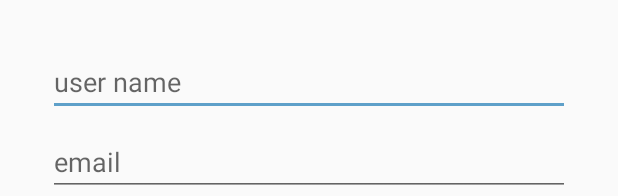
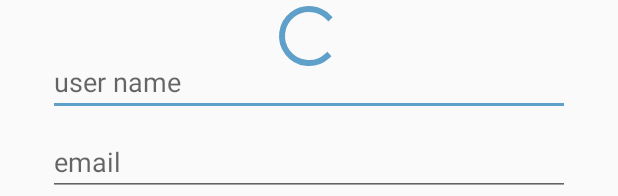
Before and after one commit to togahepi/Smash, an Android app: the layout activity_create_user_data.xml on its own in the app's theme, with its tools: preview values and no code run, on a phone screen of 412 x 824 dp. Shown: the top 196 px of the screen. Run offline under Robolectric (Android 15) with nearby library versions, the phone set to English and light mode, and no system bars.

```diff
--- a/app/src/main/java/com/example/togahepi/smack/Utilities/Constants.kt
+++ b/app/src/main/java/com/example/togahepi/smack/Utilities/Constants.kt
@@ -5,3 +5,6 @@ const val BASE_URL = "https://chemgiochembao.herokuapp.com/v1/"
 const val URL_REGISTER = "${BASE_URL}account/register"
 const val URL_LOGIN = "${BASE_URL}account/login"
 const val URL_CREAT_USER = "${BASE_URL}user/add"
+
+//Broadcast constants
+const val BROADCAST_USER_DATA_CHANGE = "BROADCAST_USER_DATA_CHANGE"
--- a/app/src/main/res/layout/activity_create_user_data.xml
+++ b/app/src/main/res/layout/activity_create_user_data.xml
@@ -72,4 +72,11 @@
             android:layout_marginStart="32dp" android:layout_marginEnd="32dp" android:textColor="@android:color/white"
             android:background="@color/colorPrimary" android:id="@+id/createUserBtn"
             android:onClick="createUserClicked"/>
+    <ProgressBar
+            style="?android:attr/progressBarStyle"
+            android:layout_width="wrap_content"
+            android:layout_height="wrap_content"
+            tools:layout_editor_absoluteY="147dp" android:id="@+id/createSpinner"
+            app:layout_constraintEnd_toEndOf="parent" android:layout_marginEnd="8dp"
+            app:layout_constraintStart_toStartOf="parent" android:layout_marginStart="8dp"/>
 </android.support.constraint.ConstraintLayout>
```
Also changed, not shown: app/src/main/java/com/example/togahepi/smack/Controller/CreateUserActivity.kt (+41 -3 lines).
